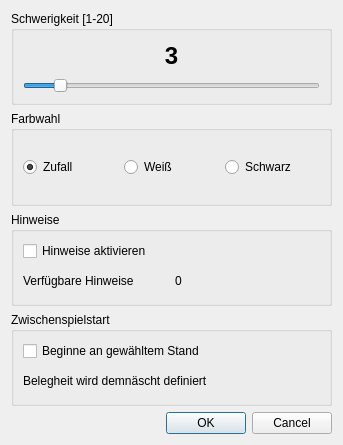
Above: chesster/gui/res/start_dialog_midgameadd.ui from AKJ7/chesster before the change. Below: the same form after it.
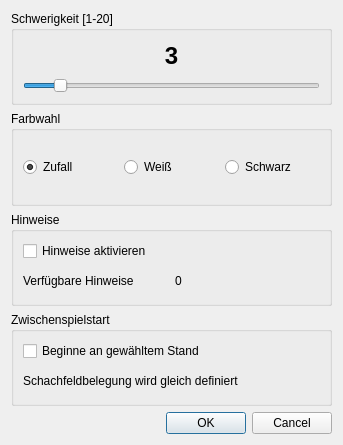
That is the form after the change.

Patch:
```diff
--- a/chesster/gui/res/start_dialog_midgameadd.ui
+++ b/chesster/gui/res/start_dialog_midgameadd.ui
@@ -199,7 +199,7 @@
       <item>
        <widget class="QLabel" name="label_midgame_info">
         <property name="text">
-         <string>Belegheit wird demnäscht definiert</string>
+         <string>Schachfeldbelegung wird gleich definiert</string>
         </property>
        </widget>
       </item>
```
